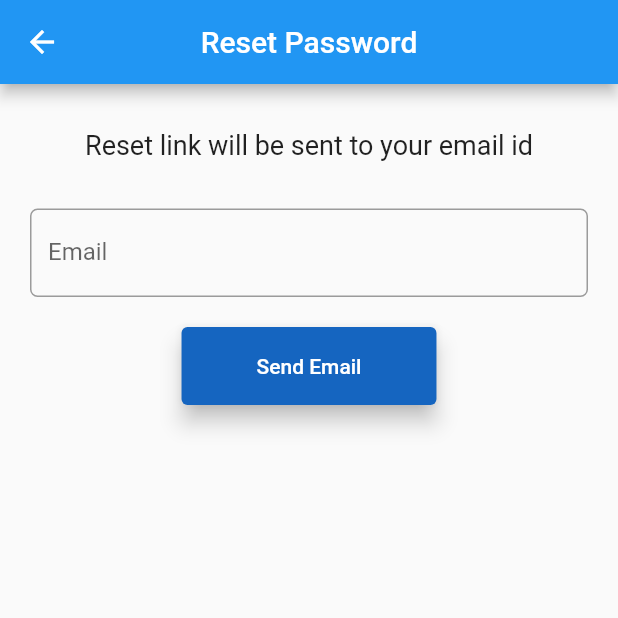
After one commit to VaibhavVadle/Login-Page-, a Flutter app: the screen it shows after launch, after a tap on "Forgot password ?", on a phone screen of 412 x 824 dp, the top half of it. The commit adds this screen. Run offline on Flutter 3.47's test engine with Material 2 defaults, Android fonts, the phone set to English and light mode, and no system bars; our stand-ins replace email_validator, firebase_auth, firebase_core; accounts and stored records are empty.

Commit message:
forgot password

```diff
--- /dev/null
+++ b/lib/page/forgetpassword.dart
@@ -0,0 +1,122 @@
+import 'package:flutter/material.dart';
+import 'package:firebase_auth/firebase_auth.dart';
+import 'package:email_validator/email_validator.dart';
+
+class ForgotPassword extends StatefulWidget {
+  const ForgotPassword({Key? key}) : super(key: key);
+
+  @override
+  State<ForgotPassword> createState() => _ForgotPasswordState();
+}
+
+class _ForgotPasswordState extends State<ForgotPassword> {
+
+  var mail = "";
+
+  final _myFormKey = GlobalKey<FormState>();
+  final mailcontroller = TextEditingController();
+
+
+  resetPassword() async {
+    try {
+      await FirebaseAuth.instance.sendPasswordResetEmail(email: mail);
+      ScaffoldMessenger.of(context).showSnackBar(
+        SnackBar(
+          backgroundColor: Colors.orangeAccent,
+          content: Text(
+            'Password Reset Email has been sent !',
+            style: TextStyle(fontSize: 18.0),
+          ),
+        ),
+      );
+    } on FirebaseAuthException catch (e) {
+      if (e.code == 'user-not-found') {
+        print('No user found for that email.');
+        ScaffoldMessenger.of(context).showSnackBar(
+          SnackBar(
+            backgroundColor: Colors.orangeAccent,
+            content: Text(
+              'No user found for that email.',
+              style: TextStyle(fontSize: 18.0),
+            ),
+          ),
+        );
+      }
+    }
+
+  }
+
+
+  @override
+  Widget build(BuildContext context) {
+    return Scaffold(
+      appBar: AppBar(
+        title: Text('Reset Password'),
+        centerTitle: true,
+      ),
+      body: Form(
+        key: _myFormKey,
+          child:Column(
+            children: [
+              Padding(
+                padding: const EdgeInsets.only(top: 30),
+                child: Text('Reset link will be sent to your email id',
+                style: TextStyle(
+                  fontSize: 18
+                ),),
+              ),
+              SizedBox(height: 12,),
+
+              Padding(
+                padding: const EdgeInsets.symmetric(vertical: 20.0,horizontal: 20.0),
+                child: TextFormField(
+
+                  controller: mailcontroller,
+                  keyboardType: TextInputType.emailAddress,
+                  validator: (email) =>
+                  email != null && !EmailValidator.validate(email)
+                      ? 'Enter a valid email address'
+                      : null,
+
+
+                  decoration: InputDecoration(
+                      labelText:"Email",
+                      hintText: "Enter your Email address",
+                      border: OutlineInputBorder(
+                        borderSide: BorderSide(
+                          color: Colors.blueAccent,
+                          width: 1.0,),
+                        borderRadius : BorderRadius.circular(5.0),
+                      )
+
+                  ),
+
+                ),
+
+              ),
+              ElevatedButton(
+                  child: Text('Send Email'),
+                  style: ElevatedButton.styleFrom(
+                      primary: Colors.blue[800],
+                      elevation: 6,
+                      padding: EdgeInsets.symmetric(vertical: 18,horizontal: 50.0)
+                  ),
+                  onPressed:() {
+                    if(_myFormKey.currentState!.validate()){
+                    setState ( () {
+                      mail = mailcontroller.text;
+                    });
+                    resetPassword();
+                    Navigator.pop(context);
+                    }
+
+                  },
+    )
+
+            ],
+          ),
+      ),
+
+    );
+  }
+}
--- a/lib/page/login.dart
+++ b/lib/page/login.dart
@@ -1,4 +1,5 @@
 
+import 'package:authentication/page/forgetpassword.dart';
 import 'package:authentication/page/homepage.dart';
 import 'package:firebase_auth/firebase_auth.dart';
 import 'package:flutter/material.dart';
@@ -216,9 +217,17 @@ class _loginState extends State<login> {
                               createuser();
                             },
                             child: Text('SignUp')),
+                        Row(
+                          mainAxisAlignment: MainAxisAlignment.spaceAround,
+                          children: [
+                            TextButton(
+                                onPressed:(){
+                                  Navigator.push(context, MaterialPageRoute(builder: (context) => ForgotPassword()));
 
-
-
+                                },
+                                child: Text('Forgot password ?'))
+                          ],
+                        )
 
                       ],
 
--- a/pubspec.yaml
+++ b/pubspec.yaml
@@ -38,6 +38,7 @@ dependencies:
   firebase_database: ^9.0.15
   email_validator: ^2.0.1
   firebase_auth: ^3.3.19
+  google_sign_in: ^5.3.3
 
 dev_dependencies:
   flutter_test:
```
Also changed, not shown: pubspec.lock.
